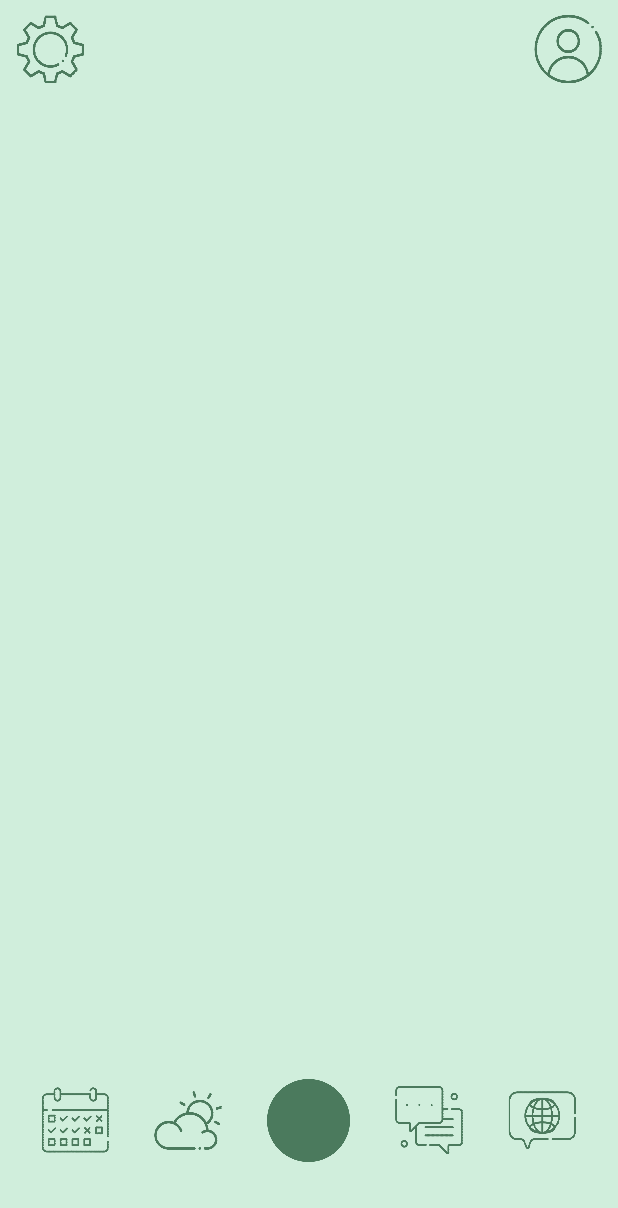
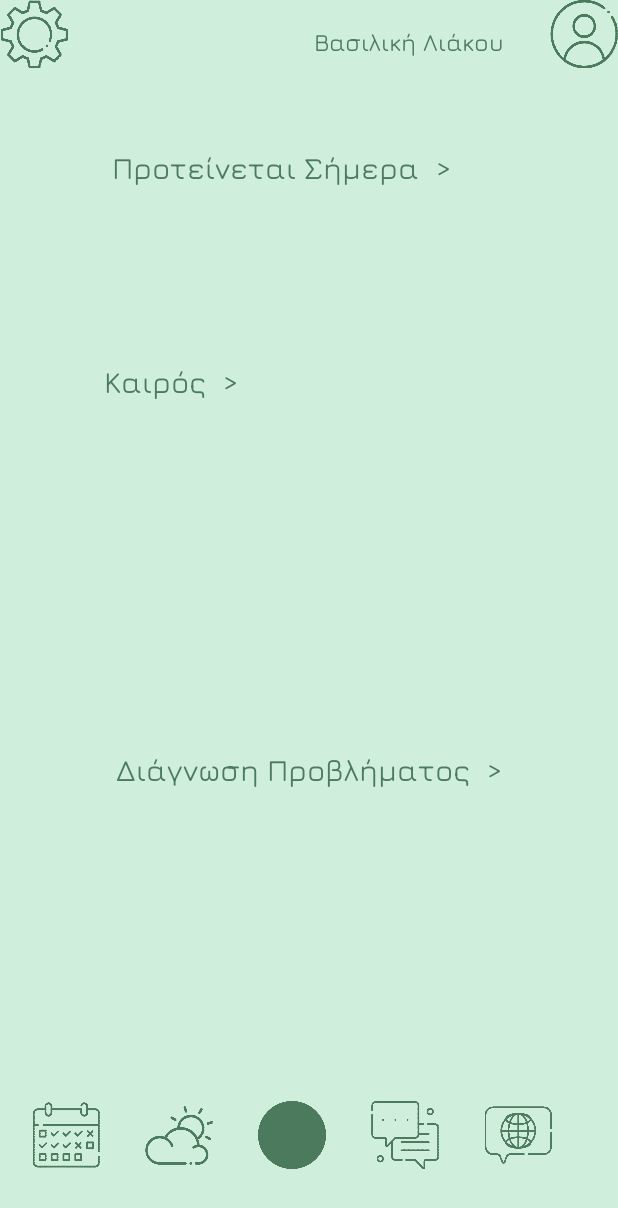
Before and after one commit to katerinaarf/OliveTheory, an Android app: the layout activity_menu.xml on its own in the app's theme, with its tools: preview values and no code run, on a phone screen of 412 x 824 dp. Shown: the top 1208 px of the screen. Run offline under Robolectric (Android 15) with nearby library versions, the phone set to English and light mode, and no system bars.

Commit message:
omw to make the cutest menu

```diff
--- a/app/src/main/res/layout/activity_menu.xml
+++ b/app/src/main/res/layout/activity_menu.xml
@@ -1,47 +1,112 @@
 <?xml version="1.0" encoding="utf-8"?>
-<LinearLayout xmlns:android="http://schemas.android.com/apk/res/android"
+<androidx.constraintlayout.widget.ConstraintLayout xmlns:android="http://schemas.android.com/apk/res/android"
+    xmlns:app="http://schemas.android.com/apk/res-auto"
     xmlns:tools="http://schemas.android.com/tools"
     android:layout_width="match_parent"
     android:layout_height="match_parent"
-    android:orientation="vertical"
-    android:gravity="center"
     android:background="@color/second"
     tools:context=".MenuActivity">
 
-    <!-- Horizontal LinearLayout to place buttons in a row -->
-    <LinearLayout
-        android:layout_width="wrap_content"
-        android:layout_height="660dp"
-        android:layout_marginTop="10dp"
-        android:orientation="horizontal">
-
+    <!-- Top row with settings and user buttons -->
     <Button
         android:id="@+id/settings"
         android:layout_width="45dp"
         android:layout_height="45dp"
-            android:background="@drawable/settings" />
+        android:background="@drawable/settings"
+        app:layout_constraintTop_toTopOf="parent"
+        app:layout_constraintStart_toStartOf="parent"
+        app:layout_constraintMarginStart="16dp"
+        app:layout_constraintMarginTop="16dp" />
 
-        <!-- Spacer to add margin between buttons -->
-        <View
-            android:layout_width="300dp"
-            android:layout_height="wrap_content" />
+    <TextView
+        android:id="@+id/user_name"
+        android:layout_width="wrap_content"
+        android:layout_height="wrap_content"
+        android:layout_marginTop="16dp"
+        android:layout_marginEnd="76dp"
+        android:text="Βασιλική Λιάκου"
+        android:textColor="@color/first"
+        android:textSize="16sp"
+        app:layout_constraintEnd_toEndOf="parent"
+        app:layout_constraintMarginEnd="72dp"
+        app:layout_constraintMarginTop="32dp"
+        app:layout_constraintTop_toTopOf="parent" />
 
     <Button
         android:id="@+id/user"
         android:layout_width="45dp"
         android:layout_height="45dp"
-            android:background="@drawable/userprof" />
+        android:background="@drawable/userprof"
+        app:layout_constraintTop_toTopOf="parent"
+        app:layout_constraintEnd_toEndOf="parent"
+        app:layout_constraintMarginEnd="16dp"
+        app:layout_constraintMarginTop="16dp" />
 
-    </LinearLayout>
+
+    <TextView
+        android:id="@+id/suggest"
+        android:layout_width="wrap_content"
+        android:layout_height="wrap_content"
+        android:layout_marginTop="52dp"
+        android:text="Προτείνεται Σήμερα  >"
+        android:textColor="@color/first"
+        android:textSize="20sp"
+        app:layout_constraintEnd_toEndOf="parent"
+        app:layout_constraintHorizontal_bias="0.402"
+        app:layout_constraintMarginTop="32dp"
+        app:layout_constraintStart_toStartOf="parent"
+        app:layout_constraintTop_toBottomOf="@+id/settings" />
+
+    <TextView
+        android:id="@+id/weather"
+        android:layout_width="wrap_content"
+        android:layout_height="wrap_content"
+        android:layout_marginTop="116dp"
+        android:text="Καιρός  >"
+        android:textColor="@color/first"
+        android:textSize="20sp"
+        app:layout_constraintEnd_toEndOf="parent"
+        app:layout_constraintHorizontal_bias="0.215"
+        app:layout_constraintMarginTop="32dp"
+        app:layout_constraintStart_toStartOf="parent"
+        app:layout_constraintTop_toBottomOf="@+id/suggest" />
 
     <!-- Bottom icons -->
+    <ImageView
+        android:id="@+id/weather_image"
+        android:layout_width="200dp"
+        android:layout_height="100dp"
+        android:layout_marginTop="8dp"
+        app:layout_constraintEnd_toEndOf="parent"
+        app:layout_constraintHorizontal_bias="0.34"
+        app:layout_constraintMarginTop="16dp"
+        app:layout_constraintStart_toStartOf="parent"
+        app:layout_constraintTop_toBottomOf="@+id/weather" />
+
+    <TextView
+        android:id="@+id/problems"
+        android:layout_width="wrap_content"
+        android:layout_height="wrap_content"
+        android:layout_marginTop="124dp"
+        android:text="Διάγνωση Προβλήματος  >"
+        android:textColor="@color/first"
+        android:textSize="20sp"
+        app:layout_constraintEnd_toEndOf="parent"
+        app:layout_constraintMarginTop="32dp"
+        app:layout_constraintStart_toStartOf="parent"
+        app:layout_constraintTop_toBottomOf="@+id/weather_image" />
+
     <LinearLayout
-        android:layout_width="match_parent"
-        android:layout_height="wrap_content"
-        android:layout_gravity="bottom"
+        android:id="@+id/bottom_icons"
+        android:layout_width="389dp"
+        android:layout_height="134dp"
+        android:gravity="center"
         android:orientation="horizontal"
-        android:gravity="center"
-        >
+        android:padding="16dp"
+        app:layout_constraintBottom_toBottomOf="parent"
+        app:layout_constraintEnd_toEndOf="parent"
+        app:layout_constraintHorizontal_bias="0.0"
+        app:layout_constraintStart_toStartOf="parent">
 
         <Button
             android:id="@+id/calendar"
@@ -57,7 +122,8 @@
             android:id="@+id/weather"
             android:layout_width="45dp"
             android:layout_height="45dp"
-            android:background="@drawable/weather" />
+            android:background="@drawable/weather"
+            tools:ignore="DuplicateIds" />
 
         <View
             android:layout_width="30dp"
@@ -65,29 +131,30 @@
 
         <Button
             android:id="@+id/problems"
-            android:layout_width="55dp"
-            android:layout_height="55dp"
-            android:background="@drawable/olivetheory" />
+            android:layout_width="45dp"
+            android:layout_height="45dp"
+            android:background="@drawable/olivetheory"
+            tools:ignore="DuplicateIds" />
 
         <View
             android:layout_width="30dp"
             android:layout_height="wrap_content" />
 
-        <Button
+        <ImageButton
             android:id="@+id/message"
             android:layout_width="45dp"
             android:layout_height="45dp"
             android:background="@drawable/message" />
 
+
         <View
             android:layout_width="30dp"
             android:layout_height="wrap_content" />
 
-        <Button
+        <ImageButton
             android:id="@+id/forum"
             android:layout_width="45dp"
             android:layout_height="45dp"
             android:background="@drawable/forum" />
     </LinearLayout>
-
-</LinearLayout>
+</androidx.constraintlayout.widget.ConstraintLayout>
```
Lines whose indentation alone changed are shown as unchanged.
